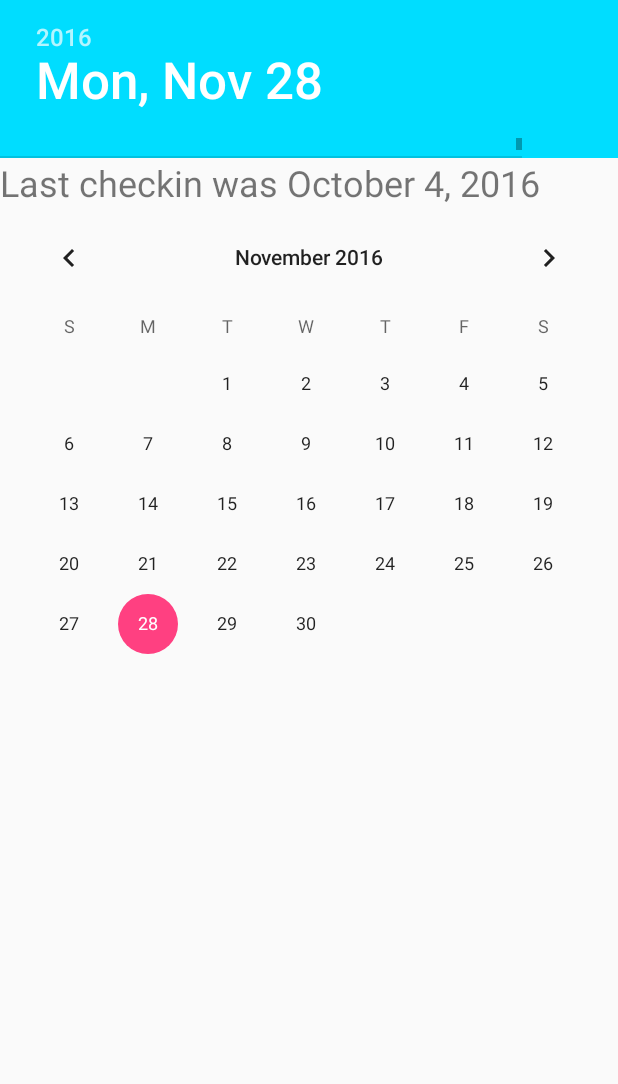
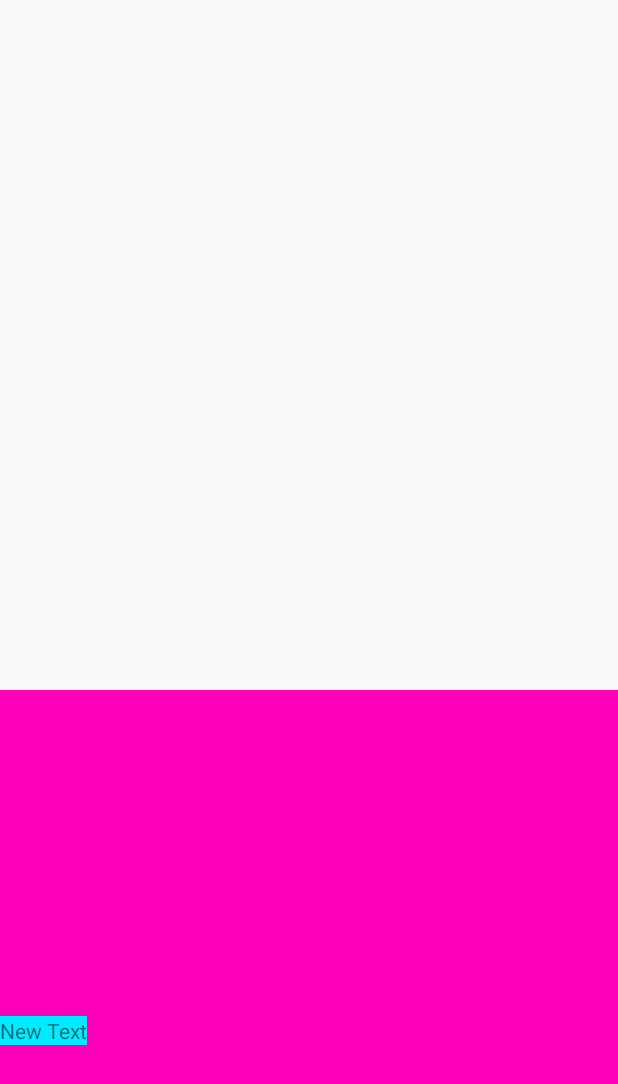
Before and after one commit to jbakarich/NurseryApp, an Android app: the layout parent_attendence.xml on its own in the app's theme, with its tools: preview values and no code run, on a phone screen of 412 x 824 dp. Shown: the top 1084 px of the screen. Run offline under Robolectric (Android 15) with nearby library versions, the phone set to English and light mode, and no system bars.

Commit message:
Caldroid is now embedded in a fragment, hallelujah

```diff
--- a/app/src/main/java/com/MispronouncedDevelopment/Homeroom/AA_LoginActivity.java
+++ b/app/src/main/java/com/MispronouncedDevelopment/Homeroom/AA_LoginActivity.java
@@ -9,6 +9,9 @@ import android.preference.PreferenceManager;
 import android.support.v7.app.AppCompatActivity;
 import android.os.Bundle;
 import android.util.Log;
+import android.support.v4.app.Fragment;
+import android.support.v4.app.FragmentManager;
+
 import android.view.View;
 import android.widget.CheckBox;
 
@@ -38,7 +41,7 @@ public class AA_LoginActivity extends AppCompatActivity{
             throw sqle;
         }
 
-        android.app.FragmentManager fragmentManager = getFragmentManager();
+        FragmentManager fragmentManager = getSupportFragmentManager();
 
         boolean loginStatus = getDefaultLoginStatus("login", this);
         String loginType =  getDefaultLoginType("type", this);
--- a/app/src/main/java/com/MispronouncedDevelopment/Homeroom/Admin_AttendenceFragment.java
+++ b/app/src/main/java/com/MispronouncedDevelopment/Homeroom/Admin_AttendenceFragment.java
@@ -1,6 +1,7 @@
 package com.MispronouncedDevelopment.Homeroom;
 
-import android.app.Fragment;
+import android.support.v4.app.Fragment;
+import android.support.v4.app.FragmentManager;
 import android.os.Bundle;
 import android.support.annotation.Nullable;
 import android.view.LayoutInflater;
--- a/app/src/main/java/com/MispronouncedDevelopment/Homeroom/Admin_CreateUserFragment.java
+++ b/app/src/main/java/com/MispronouncedDevelopment/Homeroom/Admin_CreateUserFragment.java
@@ -1,6 +1,7 @@
 package com.MispronouncedDevelopment.Homeroom;
 
-import android.app.Fragment;
+import android.support.v4.app.Fragment;
+import android.support.v4.app.FragmentManager;
 import android.content.Context;
 import android.content.SharedPreferences;
 import android.database.Cursor;
--- a/app/src/main/java/com/MispronouncedDevelopment/Homeroom/Admin_HomeFragment.java
+++ b/app/src/main/java/com/MispronouncedDevelopment/Homeroom/Admin_HomeFragment.java
@@ -1,6 +1,7 @@
 package com.MispronouncedDevelopment.Homeroom;
 
-import android.app.Fragment;
+import android.support.v4.app.Fragment;
+import android.support.v4.app.FragmentManager;
 import android.os.Bundle;
 import android.support.annotation.Nullable;
 import android.view.LayoutInflater;
--- a/app/src/main/java/com/MispronouncedDevelopment/Homeroom/Admin_PaymentFragment.java
+++ b/app/src/main/java/com/MispronouncedDevelopment/Homeroom/Admin_PaymentFragment.java
@@ -1,6 +1,7 @@
 package com.MispronouncedDevelopment.Homeroom;
 
-import android.app.Fragment;
+import android.support.v4.app.Fragment;
+import android.support.v4.app.FragmentManager;
 import android.os.Bundle;
 import android.support.annotation.Nullable;
 import android.view.LayoutInflater;
--- a/app/src/main/java/com/MispronouncedDevelopment/Homeroom/Admin_ProfileFragment.java
+++ b/app/src/main/java/com/MispronouncedDevelopment/Homeroom/Admin_ProfileFragment.java
@@ -1,6 +1,7 @@
 package com.MispronouncedDevelopment.Homeroom;
 
-import android.app.Fragment;
+import android.support.v4.app.Fragment;
+import android.support.v4.app.FragmentManager;
 import android.os.Bundle;
 import android.support.annotation.Nullable;
 import android.view.LayoutInflater;
--- a/app/src/main/java/com/MispronouncedDevelopment/Homeroom/Admin_SettingsFragment.java
+++ b/app/src/main/java/com/MispronouncedDevelopment/Homeroom/Admin_SettingsFragment.java
@@ -1,6 +1,7 @@
 package com.MispronouncedDevelopment.Homeroom;
 
-import android.app.Fragment;
+import android.support.v4.app.Fragment;
+import android.support.v4.app.FragmentManager;
 import android.os.Bundle;
 import android.support.annotation.Nullable;
 import android.view.LayoutInflater;
--- a/app/src/main/java/com/MispronouncedDevelopment/Homeroom/Parent_PaymentFragment.java
+++ b/app/src/main/java/com/MispronouncedDevelopment/Homeroom/Parent_PaymentFragment.java
@@ -1,6 +1,7 @@
 package com.MispronouncedDevelopment.Homeroom;
 
-import android.app.Fragment;
+import android.support.v4.app.Fragment;
+import android.support.v4.app.FragmentManager;
 import android.os.Bundle;
 import android.support.annotation.Nullable;
 import android.view.LayoutInflater;
--- a/app/src/main/java/com/MispronouncedDevelopment/Homeroom/Parent_ProfileFragment.java
+++ b/app/src/main/java/com/MispronouncedDevelopment/Homeroom/Parent_ProfileFragment.java
@@ -1,6 +1,7 @@
 package com.MispronouncedDevelopment.Homeroom;
 
-import android.app.Fragment;
+import android.support.v4.app.Fragment;
+import android.support.v4.app.FragmentManager;
 import android.os.Bundle;
 import android.support.annotation.Nullable;
 import android.view.LayoutInflater;
--- a/app/src/main/java/com/MispronouncedDevelopment/Homeroom/Parent_SettingsFragment.java
+++ b/app/src/main/java/com/MispronouncedDevelopment/Homeroom/Parent_SettingsFragment.java
@@ -1,6 +1,7 @@
 package com.MispronouncedDevelopment.Homeroom;
 
-import android.app.Fragment;
+import android.support.v4.app.Fragment;
+import android.support.v4.app.FragmentManager;
 import android.os.Bundle;
 import android.support.annotation.Nullable;
 import android.view.LayoutInflater;
--- a/app/src/main/res/layout/parent_attendence.xml
+++ b/app/src/main/res/layout/parent_attendence.xml
@@ -1,28 +1,42 @@
-<?xml version="1.0" encoding="utf-8"?>
-<LinearLayout xmlns:android="http://schemas.android.com/apk/res/android"
-    android:orientation="vertical" android:layout_width="match_parent"
-    android:layout_height="match_parent"
-    android:id="@+id/Parent_Attendence">
+<LinearLayout
+    xmlns:android="http://schemas.android.com/apk/res/android"
+    android:orientation="vertical"
+    android:layout_width="match_parent"
+    android:layout_height="match_parent">
 
+    <FrameLayout
+        android:layout_width="match_parent"
+        android:layout_height="match_parent"
+        android:layout_alignParentTop="true"
+        android:layout_centerHorizontal="true"
+        android:id="@+id/cal_container"
+        android:layout_weight="0.4"/>
 
-    <DatePicker
+    <ImageView
         android:layout_width="match_parent"
-        android:layout_height="105dp"
-        android:id="@+id/datePicker"
-        android:background="@android:color/holo_blue_bright"
-        android:headerBackground="@android:color/holo_blue_bright"
-        android:calendarViewShown="false"
-        android:clickable="true" />
+        android:layout_height="1dp"
+        android:id="@+id/imageView_divider"
+        android:layout_below="@+id/container_caldroid"
+        android:focusableInTouchMode="false"
+        android:layout_marginTop="2dp"
+        android:layout_marginBottom="2dp"
+        android:layout_weight="0.1"/>
 
-    <TextView
+    <RelativeLayout
         android:layout_width="match_parent"
-        android:layout_height="wrap_content"
-        android:text="Last checkin was October 4, 2016"
-        android:textSize="24sp" />
+        android:layout_height="match_parent"
+        android:layout_below="@+id/imageView_divider"
+        android:background="#ffff00ba"
+        android:layout_weight="0.4">
 
-    <CalendarView
-        android:layout_width="match_parent"
-        android:layout_height="wrap_content"
-        android:id="@+id/calendarView" />
-
+        <TextView
+            android:layout_width="wrap_content"
+            android:layout_height="wrap_content"
+            android:text="New Text"
+            android:id="@+id/textView_description"
+            android:layout_centerVertical="true"
+            android:layout_alignParentLeft="true"
+            android:layout_alignParentStart="true"
+            android:background="#ff00ebff"/>
+    </RelativeLayout>
 </LinearLayout>
```
Also changed, not shown: app/src/main/java/com/MispronouncedDevelopment/Homeroom/AA_LoginFragment.java (+4 -3 lines), app/src/main/java/com/MispronouncedDevelopment/Homeroom/AA_MainActivity.java (+7 -5 lines), app/src/main/java/com/MispronouncedDevelopment/Homeroom/Parent_AttendenceFragment.java (+21 -1 lines), app/src/main/java/com/MispronouncedDevelopment/Homeroom/Parent_HomeFragment.java (+4 -4 lines), app/src/main/java/com/MispronouncedDevelopment/Homeroom/myAdapter.java (+7 -4 lines).
